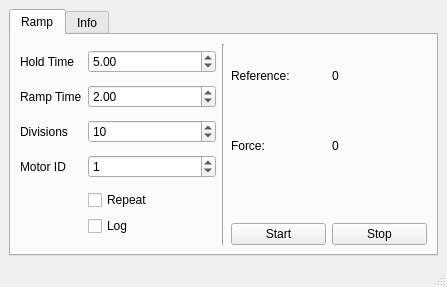
First picture: the form in MotorCalibrate/forms/mainwindow.ui, repository uf-mil-archive/sub-2012, before the edit.
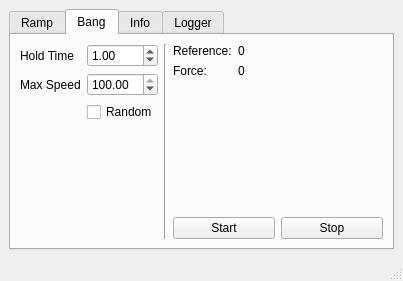
Second picture: the form after the edit. The open tabs and pages were chosen to show the change.

Commit message: Improved motor calibrate GUI, added BangBang control. Logging needs refactoring

What changed in the file:
```diff
--- a/MotorCalibrate/forms/mainwindow.ui
+++ b/MotorCalibrate/forms/mainwindow.ui
@@ -6,8 +6,8 @@
    <rect>
     <x>0</x>
     <y>0</y>
-    <width>447</width>
-    <height>287</height>
+    <width>403</width>
+    <height>281</height>
    </rect>
   </property>
   <property name="windowTitle">
@@ -60,7 +60,7 @@
           <item row="1" column="1">
            <widget class="QDoubleSpinBox" name="rampTimeSpinBox">
             <property name="minimum">
-             <double>0.500000000000000</double>
+             <double>0.010000000000000</double>
             </property>
             <property name="maximum">
              <double>60.000000000000000</double>
@@ -74,16 +74,9 @@
            </widget>
           </item>
           <item row="3" column="0">
-           <widget class="QLabel" name="label_3">
+           <widget class="QLabel" name="label_1">
             <property name="text">
-             <string>Motor ID</string>
-            </property>
-           </widget>
-          </item>
-          <item row="3" column="1">
-           <widget class="QSpinBox" name="motorIDSpinBox">
-            <property name="value">
-             <number>1</number>
+             <string>Max Speed</string>
             </property>
            </widget>
           </item>
@@ -111,22 +104,17 @@
            </widget>
           </item>
           <item row="4" column="1">
-           <layout class="QVBoxLayout" name="verticalLayout_4">
-            <item>
-             <widget class="QCheckBox" name="repeatCheckbox">
-              <property name="text">
-               <string>Repeat</string>
-              </property>
-             </widget>
-            </item>
-            <item>
-             <widget class="QCheckBox" name="logCheckBox">
-              <property name="text">
-               <string>Log</string>
-              </property>
-             </widget>
-            </item>
-           </layout>
+           <spacer name="verticalSpacer_2">
+            <property name="orientation">
+             <enum>Qt::Vertical</enum>
+            </property>
+            <property name="sizeHint" stdset="0">
+             <size>
+              <width>20</width>
+              <height>40</height>
+             </size>
+            </property>
+           </spacer>
           </item>
          </layout>
         </item>
@@ -138,55 +126,59 @@
          </widget>
         </item>
         <item>
-         <layout class="QVBoxLayout" name="verticalLayout_2" stretch="1,0">
+         <layout class="QVBoxLayout" name="verticalLayout_2" stretch="0,0,0,0">
           <item>
-           <layout class="QGridLayout" name="gridLayout_2" columnstretch="0,0">
-            <item row="0" column="0">
+           <layout class="QGridLayout" name="gridLayout_2" columnstretch="0,1">
+            <item row="1" column="0">
              <widget class="QLabel" name="label_4">
               <property name="text">
                <string>Reference:</string>
               </property>
              </widget>
             </item>
-            <item row="0" column="1">
+            <item row="1" column="1">
              <widget class="QLabel" name="rampReferenceLabel">
               <property name="text">
                <string>0</string>
               </property>
              </widget>
             </item>
-            <item row="1" column="0">
+            <item row="2" column="0">
              <widget class="QLabel" name="label_7">
               <property name="text">
                <string>Force:</string>
               </property>
              </widget>
             </item>
-            <item row="1" column="1">
-             <widget class="QLabel" name="forceLabel">
-              <property name="text">
-               <string>0</string>
-              </property>
-             </widget>
-            </item>
             <item row="2" column="1">
-             <spacer name="verticalSpacer_2">
-              <property name="orientation">
-               <enum>Qt::Vertical</enum>
+             <widget class="QLabel" name="forceLabel">
+              <property name="text">
+               <string>0</string>
               </property>
-              <property name="sizeType">
-               <enum>QSizePolicy::Preferred</enum>
-              </property>
-              <property name="sizeHint" stdset="0">
-               <size>
-                <width>20</width>
-                <height>40</height>
-               </size>
-              </property>
-             </spacer>
+             </widget>
             </item>
            </layout>
           </item>
+          <item>
+           <spacer name="verticalSpacer_5">
+            <property name="orientation">
+             <enum>Qt::Vertical</enum>
+            </property>
+            <property name="sizeHint" stdset="0">
+             <size>
+              <width>20</width>
+              <height>40</height>
+             </size>
+            </property>
+           </spacer>
+          </item>
+          <item>
+           <widget class="QCheckBox" name="repeatCheckbox">
+            <property name="text">
+             <string>Repeat</string>
+            </property>
+           </widget>
+          </item>
           <item>
            <layout class="QHBoxLayout" name="horizontalLayout_2">
             <item>
@@ -209,6 +201,148 @@
         </item>
        </layout>
       </widget>
+      <widget class="QWidget" name="bangTab">
+       <attribute name="title">
+        <string>Bang</string>
+       </attribute>
+       <layout class="QHBoxLayout" name="horizontalLayout_9" stretch="0,1,1">
+        <item>
+         <layout class="QGridLayout" name="gridLayout_6" columnstretch="0,1">
+          <item row="0" column="0">
+           <widget class="QLabel" name="label_20">
+            <property name="text">
+             <string>Hold Time</string>
+            </property>
+           </widget>
+          </item>
+          <item row="0" column="1">
+           <widget class="QDoubleSpinBox" name="bangHoldTimeSpinBox">
+            <property name="maximum">
+             <double>100.000000000000000</double>
+            </property>
+            <property name="value">
+             <double>1.000000000000000</double>
+            </property>
+           </widget>
+          </item>
+          <item row="1" column="0">
+           <widget class="QLabel" name="label_19">
+            <property name="text">
+             <string>Max Speed</string>
+            </property>
+           </widget>
+          </item>
+          <item row="1" column="1">
+           <widget class="QDoubleSpinBox" name="bangMaxSpeedSpinBox">
+            <property name="maximum">
+             <double>100.000000000000000</double>
+            </property>
+            <property name="singleStep">
+             <double>10.000000000000000</double>
+            </property>
+            <property name="value">
+             <double>100.000000000000000</double>
+            </property>
+           </widget>
+          </item>
+          <item row="3" column="1">
+           <spacer name="verticalSpacer_3">
+            <property name="orientation">
+             <enum>Qt::Vertical</enum>
+            </property>
+            <property name="sizeHint" stdset="0">
+             <size>
+              <width>20</width>
+              <height>40</height>
+             </size>
+            </property>
+           </spacer>
+          </item>
+          <item row="2" column="1">
+           <widget class="QCheckBox" name="bangRandomCheckBox">
+            <property name="text">
+             <string>Random</string>
+            </property>
+           </widget>
+          </item>
+         </layout>
+        </item>
+        <item>
+         <widget class="Line" name="line_3">
+          <property name="orientation">
+           <enum>Qt::Vertical</enum>
+          </property>
+         </widget>
+        </item>
+        <item>
+         <layout class="QVBoxLayout" name="verticalLayout_4">
+          <item>
+           <layout class="QGridLayout" name="gridLayout_3" columnstretch="0,1">
+            <item row="0" column="0">
+             <widget class="QLabel" name="label_3">
+              <property name="text">
+               <string>Reference:</string>
+              </property>
+             </widget>
+            </item>
+            <item row="0" column="1">
+             <widget class="QLabel" name="bangReferenceLabel">
+              <property name="text">
+               <string>0</string>
+              </property>
+             </widget>
+            </item>
+            <item row="1" column="0">
+             <widget class="QLabel" name="label_14">
+              <property name="text">
+               <string>Force:</string>
+              </property>
+             </widget>
+            </item>
+            <item row="1" column="1">
+             <widget class="QLabel" name="bangForceLabel">
+              <property name="text">
+               <string>0</string>
+              </property>
+             </widget>
+            </item>
+           </layout>
+          </item>
+          <item>
+           <spacer name="verticalSpacer_4">
+            <property name="orientation">
+             <enum>Qt::Vertical</enum>
+            </property>
+            <property name="sizeHint" stdset="0">
+             <size>
+              <width>20</width>
+              <height>40</height>
+             </size>
+            </property>
+           </spacer>
+          </item>
+          <item>
+           <layout class="QHBoxLayout" name="horizontalLayout_10">
+            <item>
+             <widget class="QPushButton" name="startBangButton">
+              <property name="text">
+               <string>Start</string>
+              </property>
+             </widget>
+            </item>
+            <item>
+             <widget class="QPushButton" name="stopBangButton">
+              <property name="text">
+               <string>Stop</string>
+              </property>
+             </widget>
+            </item>
+           </layout>
+          </item>
+         </layout>
+        </item>
+       </layout>
+      </widget>
       <widget class="QWidget" name="infoTab">
        <attribute name="title">
         <string>Info</string>
@@ -349,6 +483,129 @@
         </item>
        </layout>
       </widget>
+      <widget class="QWidget" name="logTab">
+       <attribute name="title">
+        <string>Logger</string>
+       </attribute>
+       <layout class="QVBoxLayout" name="verticalLayout_5">
+        <item>
+         <widget class="QGroupBox" name="horizontalGroupBox">
+          <property name="title">
+           <string>Log File</string>
+          </property>
+          <property name="flat">
+           <bool>false</bool>
+          </property>
+          <property name="checkable">
+           <bool>false</bool>
+          </property>
+          <layout class="QHBoxLayout" name="horizontalLayout_5">
+           <item>
+            <widget class="QLineEdit" name="logFileEdit"/>
+           </item>
+           <item>
+            <widget class="QPushButton" name="browseButton">
+             <property name="text">
+              <string>Browse</string>
+             </property>
+            </widget>
+           </item>
+          </layout>
+         </widget>
+        </item>
+        <item>
+         <layout class="QHBoxLayout" name="horizontalLayout_7">
+          <item>
+           <widget class="QPushButton" name="logStartButton">
+            <property name="text">
+             <string>Start</string>
+            </property>
+           </widget>
+          </item>
+          <item>
+           <widget class="QPushButton" name="pushButton">
+            <property name="text">
+             <string>Stop</string>
+            </property>
+           </widget>
+          </item>
+         </layout>
+        </item>
+        <item>
+         <layout class="QHBoxLayout" name="horizontalLayout_6" stretch="1,0">
+          <item>
+           <widget class="QGroupBox" name="groupBox">
+            <property name="title">
+             <string>Status</string>
+            </property>
+            <layout class="QGridLayout" name="gridLayout_5" columnstretch="0,1">
+             <item row="0" column="0">
+              <widget class="QLabel" name="label_8">
+               <property name="text">
+                <string>Connected:</string>
+               </property>
+              </widget>
+             </item>
+             <item row="0" column="1">
+              <widget class="QLabel" name="loggerConnectedLabel">
+               <property name="text">
+                <string>No</string>
+               </property>
+              </widget>
+             </item>
+             <item row="1" column="0">
+              <widget class="QLabel" name="label_12">
+               <property name="text">
+                <string>Force:</string>
+               </property>
+              </widget>
+             </item>
+             <item row="1" column="1">
+              <widget class="QLabel" name="forceLabel_2">
+               <property name="text">
+                <string>0</string>
+               </property>
+              </widget>
+             </item>
+             <item row="2" column="0">
+              <widget class="QLabel" name="label_16">
+               <property name="text">
+                <string>Logging:</string>
+               </property>
+              </widget>
+             </item>
+             <item row="2" column="1">
+              <widget class="QLabel" name="loggingLabel">
+               <property name="text">
+                <string>No</string>
+               </property>
+              </widget>
+             </item>
+            </layout>
+           </widget>
+          </item>
+          <item>
+           <layout class="QHBoxLayout" name="horizontalLayout_8">
+            <item>
+             <widget class="QPushButton" name="connectButton">
+              <property name="text">
+               <string>Connect</string>
+              </property>
+             </widget>
+            </item>
+            <item>
+             <widget class="QPushButton" name="tareButton">
+              <property name="text">
+               <string>Tare</string>
+              </property>
+             </widget>
+            </item>
+           </layout>
+          </item>
+         </layout>
+        </item>
+       </layout>
+      </widget>
      </widget>
     </item>
    </layout>
```
Left out of the diff: 25 changed lines with no effect on the pictures. The commit also changes 6 other files.
